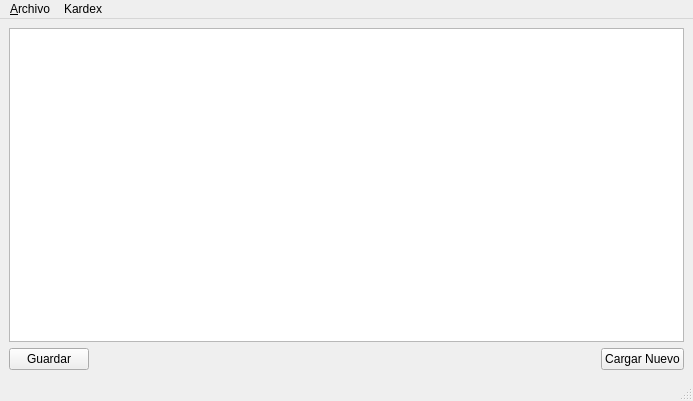
First picture: the form in interfaz.ui, repository ups-uio-cc-poo-p63/ApiAlesTabern-licoreria, before the edit.
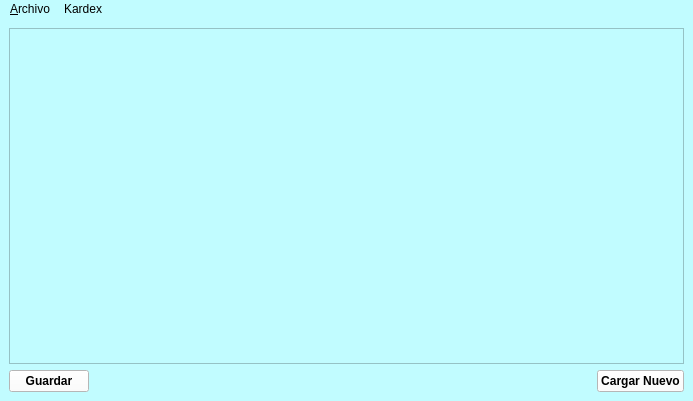
Second picture: the form after the edit.

```diff
--- a/interfaz.ui
+++ b/interfaz.ui
@@ -13,6 +13,9 @@
   <property name="windowTitle">
    <string>Interfaz</string>
   </property>
+  <property name="styleSheet">
+   <string notr="true">background-color: rgb(193, 252, 255);</string>
+  </property>
   <widget class="QWidget" name="centralwidget">
    <layout class="QGridLayout" name="gridLayout">
     <item row="1" column="1">
@@ -30,6 +33,15 @@
     </item>
     <item row="1" column="0">
      <widget class="QPushButton" name="pushButton">
+      <property name="font">
+       <font>
+        <bold>true</bold>
+       </font>
+      </property>
+      <property name="styleSheet">
+       <string notr="true">color: rgb(0, 0, 0);
+background-color: rgb(255, 255, 255);</string>
+      </property>
       <property name="text">
        <string>Guardar</string>
       </property>
@@ -37,6 +49,15 @@
     </item>
     <item row="1" column="2">
      <widget class="QPushButton" name="pushButton_2">
+      <property name="font">
+       <font>
+        <bold>true</bold>
+       </font>
+      </property>
+      <property name="styleSheet">
+       <string notr="true">color: rgb(0, 0, 0);
+background-color: rgb(255, 255, 255);</string>
+      </property>
       <property name="text">
        <string>Cargar Nuevo</string>
       </property>
@@ -71,6 +92,11 @@
     <addaction name="actionSalir"/>
    </widget>
    <widget class="QMenu" name="menuKardex">
+    <property name="font">
+     <font>
+      <bold>true</bold>
+     </font>
+    </property>
     <property name="title">
      <string>Kardex</string>
     </property>
@@ -79,7 +105,6 @@
    <addaction name="menuArchivo"/>
    <addaction name="menuKardex"/>
   </widget>
-  <widget class="QStatusBar" name="statusbar"/>
   <action name="actionNuevo_Producto">
    <property name="text">
     <string>&amp;Nuevo Producto</string>
```
Left out of the diff: 5 changed lines with no effect on the pictures.
